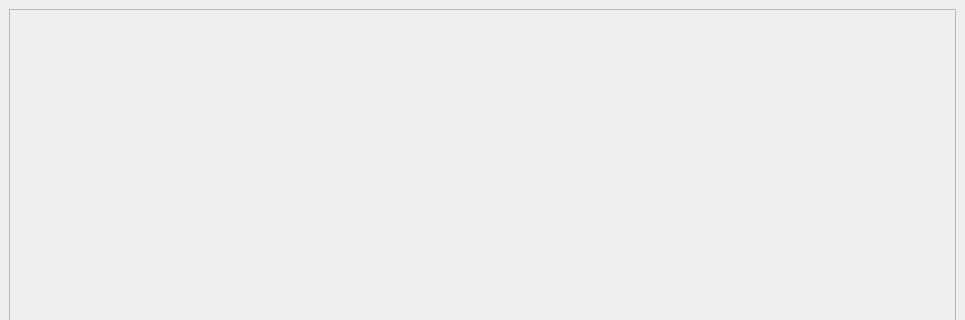
max-dw-i/myfyrio, file doppelganger/resources/ui/mainwindow.ui: the form before one commit; both pictures show x 0 to 965 and y 0 to 320 of the 965 by 746 pixel window.
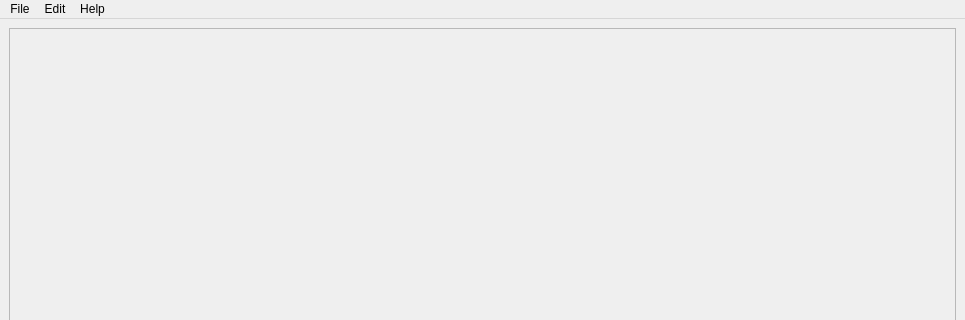
The form after the commit. Icons and pictures are not drawn.

Commit message: Generate menubar in mainwindow.ui, not in mainwindow.py

```diff
--- a/doppelganger/resources/ui/mainwindow.ui
+++ b/doppelganger/resources/ui/mainwindow.ui
@@ -779,6 +779,38 @@
      <height>22</height>
     </rect>
    </property>
+   <widget class="QMenu" name="fileMenu">
+    <property name="title">
+     <string>File</string>
+    </property>
+    <addaction name="addFolderAction"/>
+    <addaction name="removeFolderAction"/>
+    <addaction name="separator"/>
+    <addaction name="preferencesAction"/>
+    <addaction name="separator"/>
+    <addaction name="exitAction"/>
+   </widget>
+   <widget class="QMenu" name="editMenu">
+    <property name="title">
+     <string>Edit</string>
+    </property>
+    <addaction name="moveAction"/>
+    <addaction name="deleteAction"/>
+    <addaction name="separator"/>
+    <addaction name="autoSelectAction"/>
+    <addaction name="unselectAction"/>
+   </widget>
+   <widget class="QMenu" name="helpMenu">
+    <property name="title">
+     <string>Help</string>
+    </property>
+    <addaction name="docsAction"/>
+    <addaction name="homePageAction"/>
+    <addaction name="aboutAction"/>
+   </widget>
+   <addaction name="fileMenu"/>
+   <addaction name="editMenu"/>
+   <addaction name="helpMenu"/>
   </widget>
   <widget class="QStatusBar" name="statusbar"/>
  </widget>
```
Left out of the diff: 91 changed lines with no effect on the pictures. The commit also changes 1 other file.
